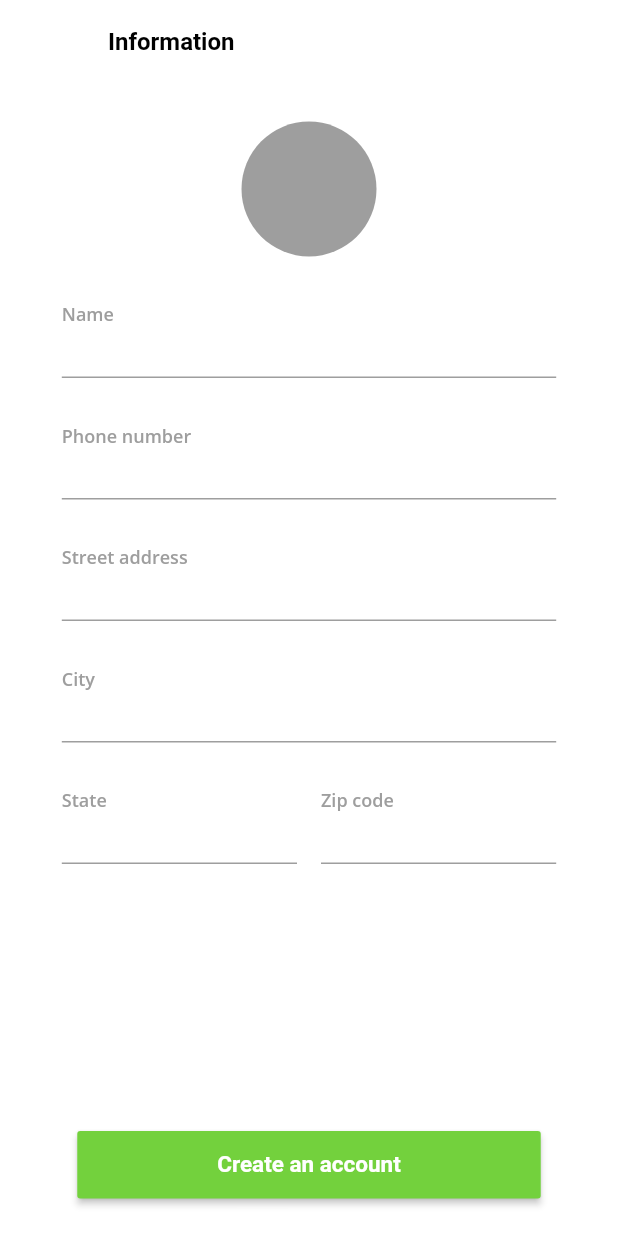
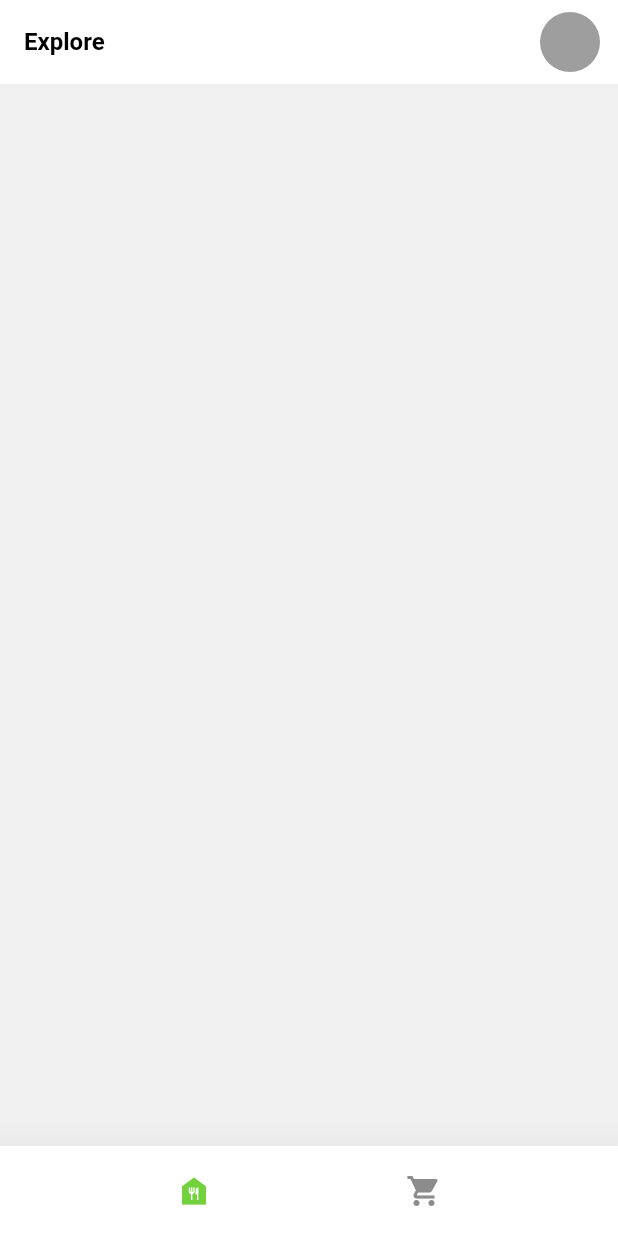
Before and after one commit to Dishin-app/Dishin, a Flutter app: the CustomerRegistration screen opened directly, after a tap on "Create an account", on a phone screen of 412 x 824 dp. Run offline on Flutter 3.47's test engine with Material 2 defaults, Android fonts, the phone set to English and light mode, and no system bars; our stand-ins replace google_fonts.

Commit message:
Ticket 5 completed  🔨

```diff
--- a/lib/screens/customer/customer_registration.dart
+++ b/lib/screens/customer/customer_registration.dart
@@ -1,6 +1,8 @@
 import 'package:dishinapp/components/titles/text_field_title.dart';
+import 'package:dishinapp/screens/customer/customer_root.dart';
 import 'package:dishinapp/utils/colors.dart';
 import 'package:dishinapp/utils/device_size.dart';
+import 'package:dishinapp/utils/navigation.dart';
 import 'package:flutter/material.dart';
 import 'package:google_fonts/google_fonts.dart';
 
@@ -201,7 +203,12 @@ class _CustomerRegistrationState extends State<CustomerRegistration> {
                   width: DeviceSize().getWidth(context) * 0.75,
                   height: 45,
                   child: RaisedButton(
-                    onPressed: () {},
+                    onPressed: () {
+                      Navigation().segueToRoot(
+                          page: CustomerRoot(),
+                          context: context,
+                          fullScreen: true);
+                    },
                     color: dishinMainGreen,
                     child: Text(
                       'Create an account',
--- a/lib/screens/customer/customer_root.dart
+++ b/lib/screens/customer/customer_root.dart
@@ -0,0 +1,95 @@
+import 'package:dishinapp/screens/customer/homecooks/explore_homecooks.dart';
+import 'package:dishinapp/screens/customer/orders/view_orders.dart';
+import 'package:dishinapp/utils/colors.dart';
+import 'package:flutter/material.dart';
+
+class CustomerRoot extends StatefulWidget {
+  @override
+  _CustomerRootState createState() => _CustomerRootState();
+}
+
+class _CustomerRootState extends State<CustomerRoot> {
+  //PageController
+  PageController pageController = PageController(initialPage: 0);
+  int pageIndex = 0;
+
+  //Variables
+  Color foodBankColor = dishinMainGreen;
+  Color ordersColor = bottomNavGray;
+
+  @override
+  void initState() {
+    super.initState();
+  }
+
+  @override
+  void dispose() {
+    //PageController
+    pageController.dispose();
+    super.dispose();
+  }
+
+  @override
+  Widget build(BuildContext context) {
+    return Scaffold(
+      backgroundColor: backgroundGray,
+      body: PageView(
+        controller: pageController,
+        physics: NeverScrollableScrollPhysics(),
+        children: <Widget>[ExploreHomecooks(), ViewOrders()],
+      ),
+      bottomNavigationBar: BottomAppBar(
+        elevation: 20,
+        color: Colors.white,
+        child: Container(
+          height: 60,
+          child: Row(
+            mainAxisAlignment: MainAxisAlignment.spaceEvenly,
+            children: [
+              IconButton(
+                onPressed: () {
+                  changeTab(to: 0);
+                },
+                icon: Icon(
+                  Icons.food_bank,
+                  color: foodBankColor,
+                ),
+              ),
+              IconButton(
+                onPressed: () {
+                  changeTab(to: 1);
+                },
+                icon: Icon(
+                  Icons.shopping_cart,
+                  color: ordersColor,
+                ),
+              ),
+            ],
+          ),
+        ),
+      ),
+    );
+  }
+
+  //Functions
+  void changeTab({@required int to}) {
+    resetColors();
+    pageController.jumpToPage(to);
+
+    //Change color of icon
+    if (to == 0) {
+      setState(() {
+        foodBankColor = dishinMainGreen;
+      });
+    } else {
+      setState(() {
+        ordersColor = dishinMainGreen;
+      });
+    }
+  }
+
+  void resetColors() {
+    foodBankColor = bottomNavGray;
+    ordersColor = bottomNavGray;
+  }
+}
--- /dev/null
+++ b/lib/screens/customer/homecooks/explore_homecooks.dart
@@ -0,0 +1,42 @@
+import 'package:dishinapp/utils/colors.dart';
+import 'package:flutter/material.dart';
+import 'package:google_fonts/google_fonts.dart';
+
+class ExploreHomecooks extends StatefulWidget {
+  ExploreHomecooks({Key key}) : super(key: key);
+
+  @override
+  _ExploreHomecooksState createState() => _ExploreHomecooksState();
+}
+
+class _ExploreHomecooksState extends State<ExploreHomecooks> {
+  @override
+  Widget build(BuildContext context) {
+    return Scaffold(
+      backgroundColor: backgroundGray,
+      body: CustomScrollView(
+        slivers: [
+          SliverAppBar(
+            pinned: true,
+            title: Text(
+              'Explore',
+              style: GoogleFonts.roboto(
+                fontWeight: FontWeight.w600,
+                fontSize: 16,
+                color: Colors.black,
+              ),
+            ),
+            actions: [
+              Padding(
+                padding: EdgeInsets.only(right: 12.0),
+                child: CircleAvatar(
+                  backgroundColor: Colors.grey,
+                ),
+              )
+            ],
+          ),
+        ],
+      ),
+    );
+  }
+}
--- /dev/null
+++ b/lib/screens/settings/settings.dart
@@ -0,0 +1 @@
+import 'package:flutter/material.dart';
--- a/lib/utils/colors.dart
+++ b/lib/utils/colors.dart
@@ -3,3 +3,4 @@ import 'package:flutter/material.dart';
 Color dishinMainGreen = const Color(0xFF73d13d);
 Color dishinAccentGreen = const Color(0xFF52c41a);
 Color backgroundGray = const Color(0xFFf0f0f0);
+Color bottomNavGray = const Color(0xFF8C8C8C);
```
Also changed, not shown: lib/screens/customer/orders/view_orders.dart (added, +42 -0 lines).
